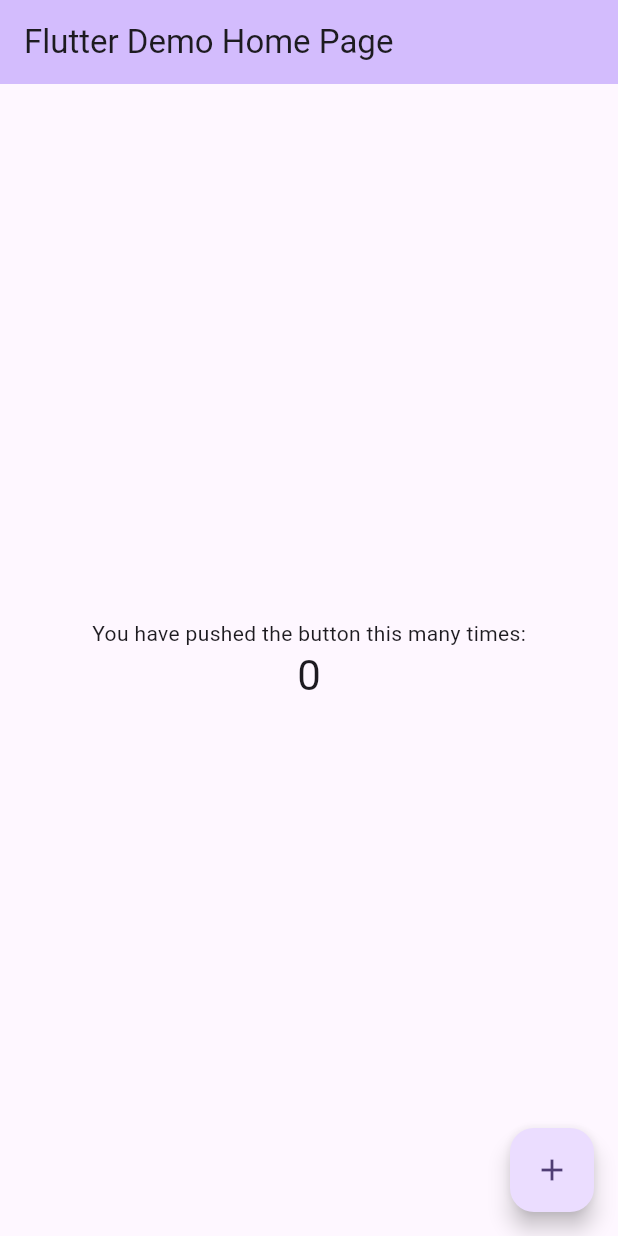
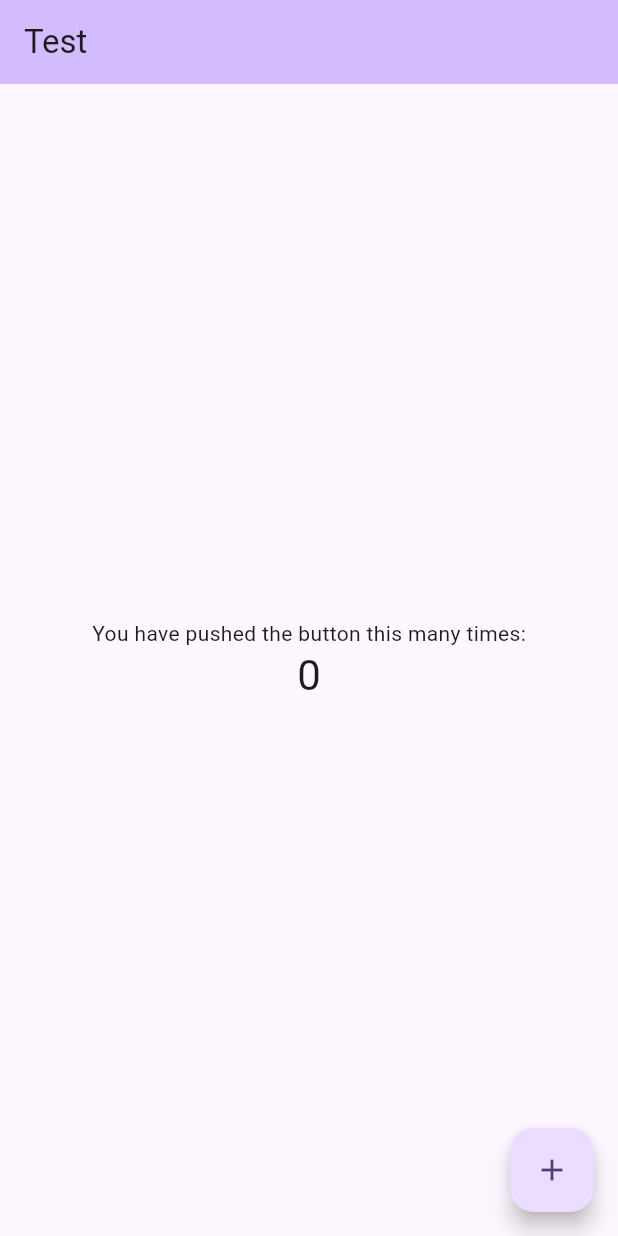
Before and after one commit to Jinlei2000/pizza-ar-flutter-2023, a Flutter app: the screen it shows after launch, on a phone screen of 412 x 824 dp. Run offline on Flutter 3.47's test engine with Material 3 defaults, Android fonts, the phone set to English and light mode, and no system bars.

```diff
--- a/lib/main.dart
+++ b/lib/main.dart
@@ -31,7 +31,7 @@ class MyApp extends StatelessWidget {
         colorScheme: ColorScheme.fromSeed(seedColor: Colors.deepPurple),
         useMaterial3: true,
       ),
-      home: const MyHomePage(title: 'Flutter Demo Home Page'),
+      home: const MyHomePage(title: 'Test'),
     );
   }
 }
--- a/pubspec.yaml
+++ b/pubspec.yaml
@@ -19,7 +19,7 @@ publish_to: 'none' # Remove this line if you wish to publish to pub.dev
 version: 1.0.0+1
 
 environment:
-  sdk: '>=3.2.1 <4.0.0'
+  sdk: '>=3.2.3 <4.0.0'
 
 # Dependencies specify other packages that your package needs in order to work.
 # To automatically upgrade your package dependencies to the latest versions
```
Also changed, not shown: pubspec.lock, 3 other files.
